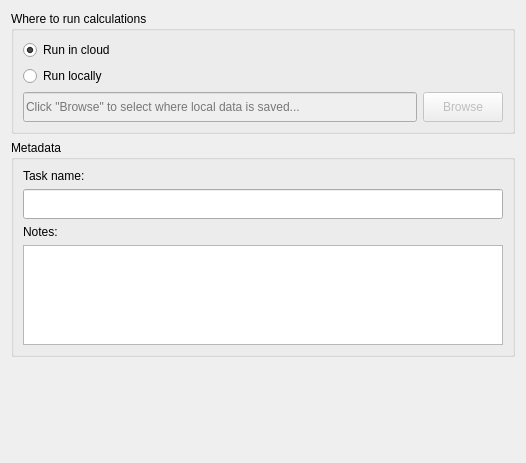
First picture: the form in LDMP/gui/WidgetCalculationOptions.ui, repository ConservationInternational/trends.earth, before the edit.
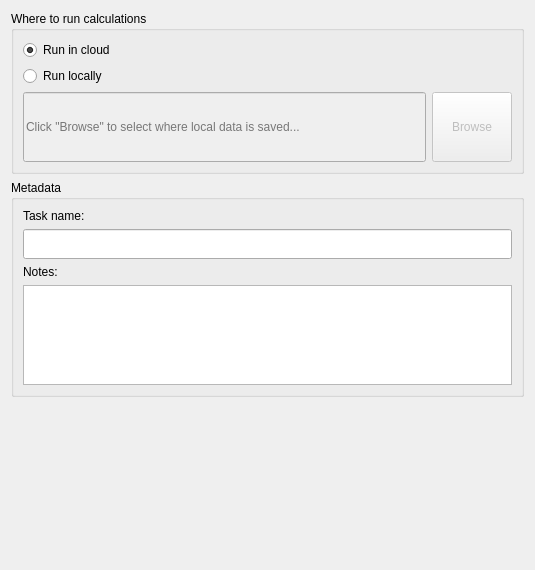
Second picture: the form after the edit.

```diff
--- a/LDMP/gui/WidgetCalculationOptions.ui
+++ b/LDMP/gui/WidgetCalculationOptions.ui
@@ -6,8 +6,8 @@
    <rect>
     <x>0</x>
     <y>0</y>
-    <width>526</width>
-    <height>463</height>
+    <width>535</width>
+    <height>570</height>
    </rect>
   </property>
   <property name="sizePolicy">
@@ -22,6 +22,12 @@
   <layout class="QVBoxLayout" name="verticalLayout">
    <item>
     <widget class="QGroupBox" name="groupBox_where_to_run">
+     <property name="sizePolicy">
+      <sizepolicy hsizetype="Preferred" vsizetype="MinimumExpanding">
+       <horstretch>0</horstretch>
+       <verstretch>0</verstretch>
+      </sizepolicy>
+     </property>
      <property name="title">
       <string>Where to run calculations</string>
      </property>
@@ -48,6 +54,12 @@
         <property name="enabled">
          <bool>false</bool>
         </property>
+        <property name="sizePolicy">
+         <sizepolicy hsizetype="Expanding" vsizetype="Minimum">
+          <horstretch>0</horstretch>
+          <verstretch>0</verstretch>
+         </sizepolicy>
+        </property>
         <property name="minimumSize">
          <size>
           <width>60</width>
@@ -67,6 +79,12 @@
         <property name="enabled">
          <bool>false</bool>
         </property>
+        <property name="sizePolicy">
+         <sizepolicy hsizetype="Minimum" vsizetype="Minimum">
+          <horstretch>0</horstretch>
+          <verstretch>0</verstretch>
+         </sizepolicy>
+        </property>
         <property name="minimumSize">
          <size>
           <width>0</width>
@@ -102,6 +120,12 @@
       </item>
       <item>
        <widget class="QLineEdit" name="task_name">
+        <property name="sizePolicy">
+         <sizepolicy hsizetype="Expanding" vsizetype="Minimum">
+          <horstretch>0</horstretch>
+          <verstretch>0</verstretch>
+         </sizepolicy>
+        </property>
         <property name="minimumSize">
          <size>
           <width>0</width>
@@ -123,7 +147,7 @@
       <item>
        <widget class="QTextEdit" name="task_notes">
         <property name="sizePolicy">
-         <sizepolicy hsizetype="Expanding" vsizetype="Expanding">
+         <sizepolicy hsizetype="Expanding" vsizetype="Minimum">
           <horstretch>0</horstretch>
           <verstretch>0</verstretch>
          </sizepolicy>
```
